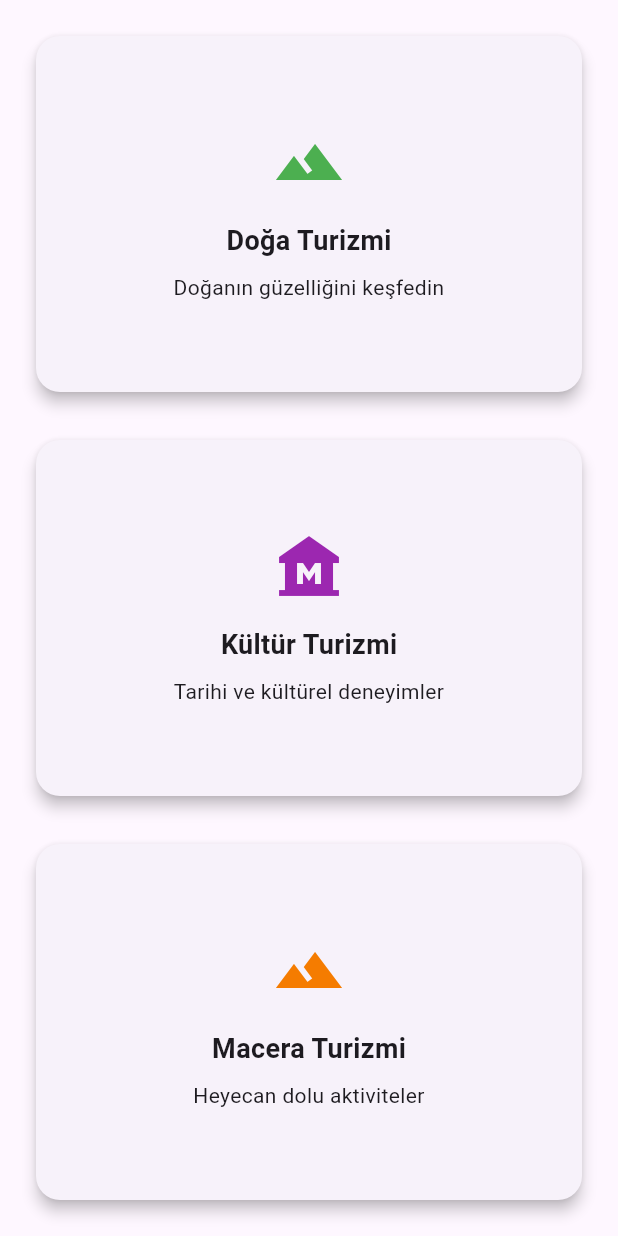
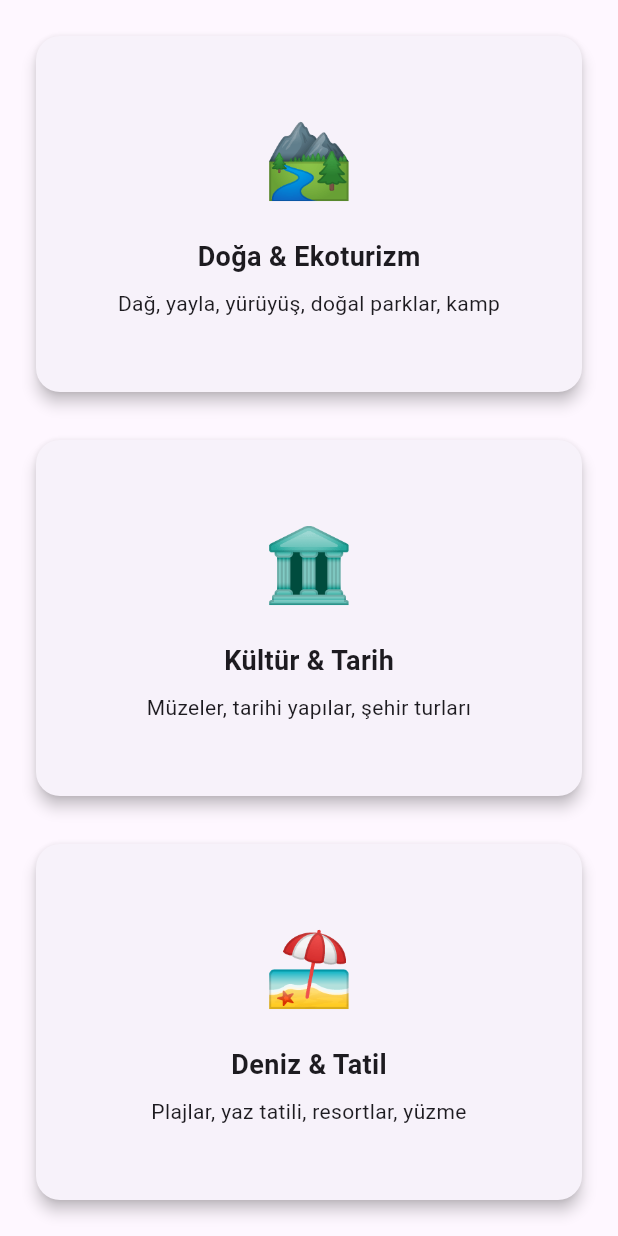
Before and after one commit to Hamzaaladaadgithab/webtourism, a Flutter app: the CategoriesScreen screen opened directly, on a phone screen of 412 x 824 dp. Run offline on Flutter 3.47's test engine with Material 3 defaults, Android fonts, the phone set to English and light mode, and no system bars; our stand-ins replace cloud_firestore, firebase_auth, firebase_core, firebase_storage, image_picker; accounts and stored records are empty; network calls fail.

Commit message:
güncellmeler

```diff
--- a/lib/admin/add_tour_screen.dart
+++ b/lib/admin/add_tour_screen.dart
@@ -26,10 +26,16 @@ class _AddTourScreenState extends State<AddTourScreen> {
 
   // Sabit kategori listesi
   final List<String> _availableCategories = [
-    'Doğa Turizmi',
-    'Kültür Turizmi',
-    'Macera Turizmi',
-    'Eğitim Turizmi'
+    'Doğa & Ekoturizm',
+    'Kültür & Tarih',
+    'Deniz & Tatil',
+    'Macera & Spor',
+    'Yeme & İçme',
+    'Festival & Etkinlik',
+    'Alışveriş Turları',
+    'İnanç Turizmi',
+    'Sağlık & Termal Turizm',
+    'Eğitim & Dil Turları',
   ];
 
   Future<void> _submitForm() async {
--- a/lib/screens/categories_screen.dart
+++ b/lib/screens/categories_screen.dart
@@ -11,25 +11,55 @@ class CategoriesScreen extends StatelessWidget {
 
   // Her kategori için simge ve renk tanımları
   final Map<String, Map<String, dynamic>> categoryDetails = const {
-    'Doğa Turizmi': {
-      'icon': Icons.landscape,
+    'Doğa & Ekoturizm': {
+      'icon': '🏞️',
       'color': Color(0xFF4CAF50),
-      'description': 'Doğanın güzelliğini keşfedin',
+      'description': 'Dağ, yayla, yürüyüş, doğal parklar, kamp',
     },
-    'Kültür Turizmi': {
-      'icon': Icons.museum,
+    'Kültür & Tarih': {
+      'icon': '🏛️',
       'color': Color(0xFF9C27B0),
-      'description': 'Tarihi ve kültürel deneyimler',
+      'description': 'Müzeler, tarihi yapılar, şehir turları',
     },
-    'Macera Turizmi': {
-      'icon': Icons.terrain,
+    'Deniz & Tatil': {
+      'icon': '🏖️',
+      'color': Color(0xFF1976D2),
+      'description': 'Plajlar, yaz tatili, resortlar, yüzme',
+    },
+    'Macera & Spor': {
+      'icon': '🧗',
       'color': Color(0xFFF57C00),
-      'description': 'Heyecan dolu aktiviteler',
+      'description': 'Rafting, paraşüt, safari, bisiklet',
     },
-    'Eğitim Turizmi': {
-      'icon': Icons.school,
-      'color': Color(0xFF1976D2),
-      'description': 'Öğrenerek seyahat edin',
+    'Yeme & İçme': {
+      'icon': '🍽️',
+      'color': Color(0xFFE91E63),
+      'description': 'Gurme turları, yöresel yemek deneyimi',
+    },
+    'Festival & Etkinlik': {
+      'icon': '🎭',
+      'color': Color(0xFF673AB7),
+      'description': 'Konserler, yerel festivaller, gösteriler',
+    },
+    'Alışveriş Turları': {
+      'icon': '🛍️',
+      'color': Color(0xFF795548),
+      'description': 'Outlet merkezleri, pazarlar, hediyelik eşyalar',
+    },
+    'İnanç Turizmi': {
+      'icon': '🕌',
+      'color': Color(0xFF607D8B),
+      'description': 'Dini yapılar, hac turları, camiler',
+    },
+    'Sağlık & Termal Turizm': {
+      'icon': '🏥',
+      'color': Color(0xFF009688),
+      'description': 'Spa, kaplıca, sağlık merkezleri',
+    },
+    'Eğitim & Dil Turları': {
+      'icon': '🏫',
+      'color': Color(0xFFFF5722),
+      'description': 'Dil okulları, kültür değişim programları',
     },
   };
 
@@ -84,10 +114,11 @@ class CategoriesScreen extends StatelessWidget {
                 child: Column(
                   mainAxisAlignment: MainAxisAlignment.center,
                   children: [
-                    Icon(
-                      details['icon'] as IconData,
-                      size: ResponsiveHelper.getFontSize(context, 48),
-                      color: details['color'] as Color,
+                    Text(
+                      details['icon'] as String,
+                      style: TextStyle(
+                        fontSize: ResponsiveHelper.getFontSize(context, 48),
+                      ),
                     ),
                     const SizedBox(height: 16),
                     Text(
--- a/lib/screens/category_trips_screen.dart
+++ b/lib/screens/category_trips_screen.dart
@@ -22,7 +22,7 @@ class _CategoryTripsScreenState extends State<CategoryTripsScreen> {
   Set<String> _favorites = {};
   late String _category;
   late Color _categoryColor;
-  late IconData _categoryIcon;
+  late String _categoryIcon;
   late String _categoryDescription;
 
   @override
@@ -175,7 +175,7 @@ class _CategoryTripsScreenState extends State<CategoryTripsScreen> {
     final args = ModalRoute.of(context)!.settings.arguments as Map<String, dynamic>;
     _category = args['category'] as String;
     _categoryColor = args['color'] as Color;
-    _categoryIcon = args['icon'] as IconData;
+    _categoryIcon = args['icon'] as String;
     _categoryDescription = args['description'] as String;
   }
 
@@ -194,7 +194,7 @@ class _CategoryTripsScreenState extends State<CategoryTripsScreen> {
       appBar: AppBar(
         title: Row(
           children: [
-            Icon(_categoryIcon, size: 24),
+            Text(_categoryIcon, style: const TextStyle(fontSize: 24)),
             const SizedBox(width: 8),
             Column(
               crossAxisAlignment: CrossAxisAlignment.start,
```
Also changed, not shown: lib/models/category.dart (+15 -6 lines), lib/services/data_service.dart (+16 -15 lines), lib/services/firebase_service.dart (+104 -40 lines).
